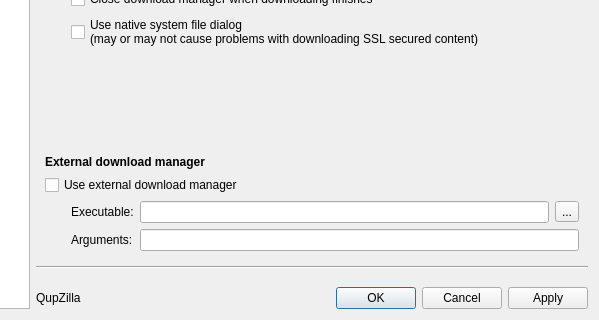
This is src/lib/preferences/preferences.ui in QupZilla/qupzilla as Qt 5 draws it before an edit; both pictures show x 201 to 800 and y 180 to 500 of the 800 by 500 pixel window. The edited form follows.
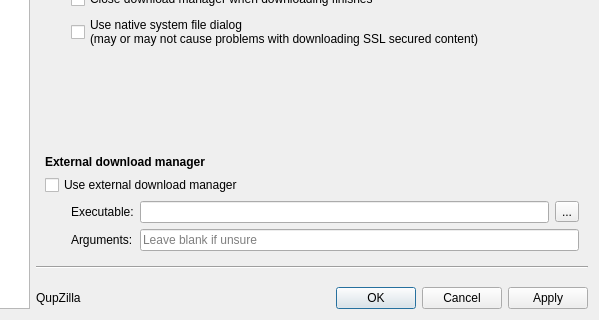
This is the edited form. The open tabs and pages were chosen to show the change.

Commit message: Don't proceed to fetching icons if exported bookmarks list is empty

Patch:
```diff
--- a/src/lib/preferences/preferences.ui
+++ b/src/lib/preferences/preferences.ui
@@ -1738,7 +1738,11 @@
           </widget>
          </item>
          <item row="1" column="1">
-          <widget class="QLineEdit" name="externalDownArguments"/>
+          <widget class="QLineEdit" name="externalDownArguments">
+           <property name="placeholderText">
+            <string>Leave blank if unsure</string>
+           </property>
+          </widget>
          </item>
          <item row="0" column="1">
           <layout class="QHBoxLayout" name="horizontalLayout_7">
```
The commit also changes 1 other file.
